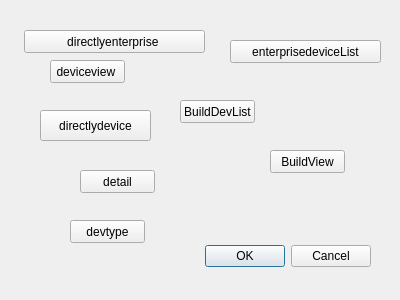
Before: the Qt Designer form CommandCenter/MainApp/zktestdialog.ui in LDevin/CommandCenter, drawn with Qt 5.
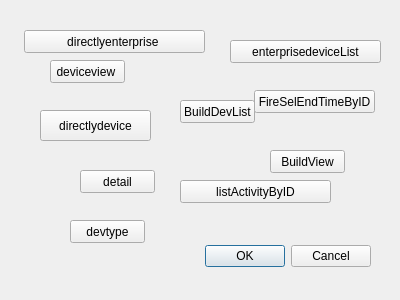
After: the same form once the commit is applied.

Commit message: modified:   CommandCenter/Link/comm/linkdefines.h 	modified:   CommandCenter/Link/linkUrl.json 	modified:   CommandCenter/Link/slave.cpp 	modified:   CommandCenter/Link/slave.h 	modified:   CommandCenter/MainApp/zktestdialog.cpp 	modified:   CommandCenter/MainApp/zktestdialog.h 	modified:   CommandCenter/MainApp/zktestdialog.ui

The edit to the form file:
```diff
--- a/CommandCenter/MainApp/zktestdialog.ui
+++ b/CommandCenter/MainApp/zktestdialog.ui
@@ -133,7 +133,32 @@
    </property>
    <property name="text">
     <string>directlyenterprise </string>
-
+   </property>
+  </widget>
+  <widget class="QPushButton" name="listActivByID">
+   <property name="geometry">
+    <rect>
+     <x>180</x>
+     <y>180</y>
+     <width>151</width>
+     <height>23</height>
+    </rect>
+   </property>
+   <property name="text">
+    <string>listActivityByID</string>
+   </property>
+  </widget>
+  <widget class="QPushButton" name="selTimeEndID">
+   <property name="geometry">
+    <rect>
+     <x>254</x>
+     <y>90</y>
+     <width>121</width>
+     <height>23</height>
+    </rect>
+   </property>
+   <property name="text">
+    <string>FireSelEndTimeByID</string>
    </property>
   </widget>
  </widget>
```
Left out of the diff: 2 changed lines with no effect on the pictures. The commit also changes 6 other files.
